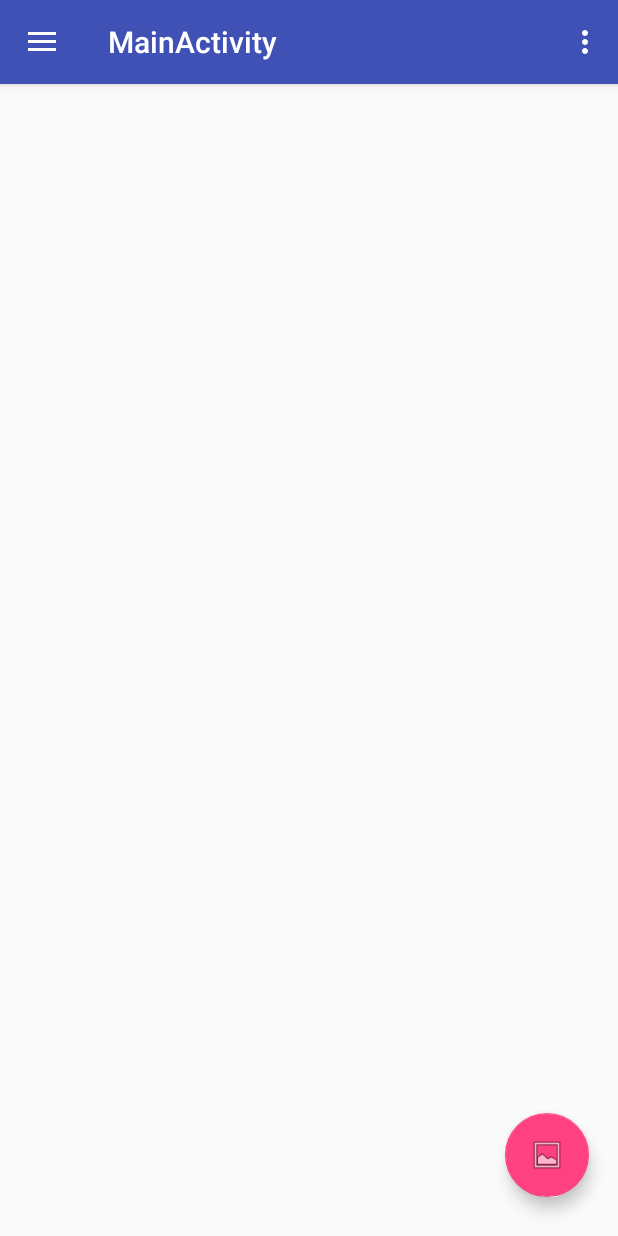
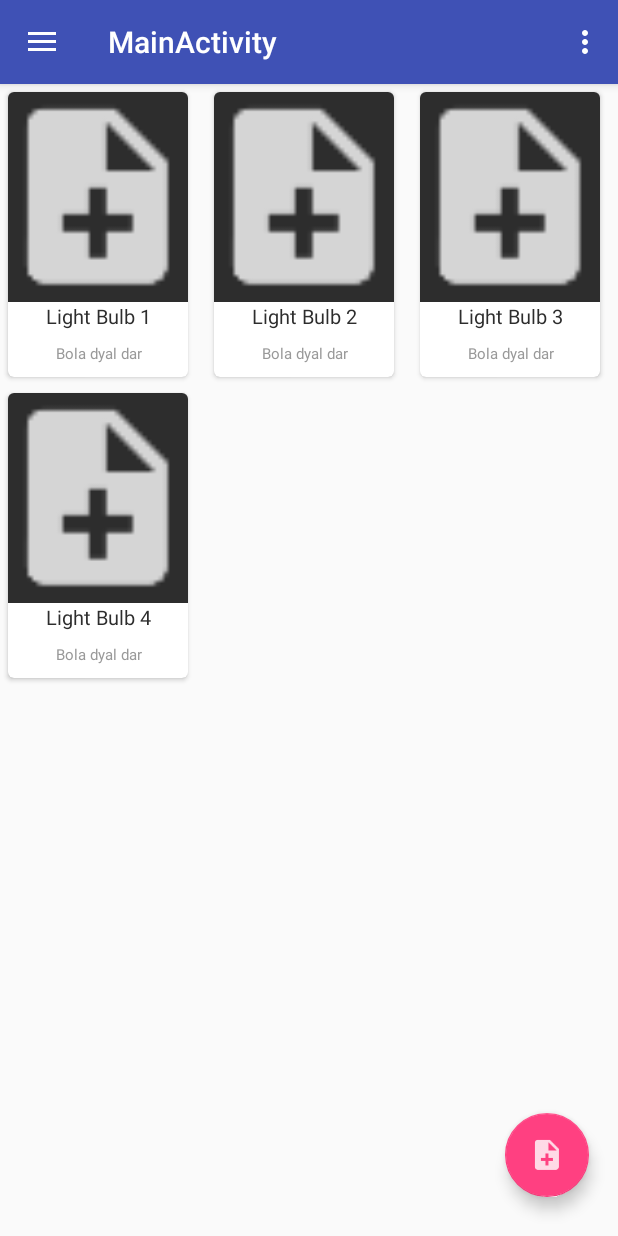
Before and after one commit to SeimuPVE/DomosSystemsV3, an Android app: the screen it shows after launch (MainActivity), after a tap on "LOGIN", on a phone screen of 412 x 824 dp. Run offline under Robolectric (Android 15) with nearby library versions, the phone set to English and light mode, and no system bars.

Commit message:
Module List

```diff
--- /dev/null
+++ b/DomosApp/app/src/main/java/com/ayoubidel/domosapp/adapters/RecyclerViewAdapter.java
@@ -0,0 +1,65 @@
+package com.ayoubidel.domosapp.adapters;
+
+import android.content.Context;
+import android.support.v7.widget.RecyclerView;
+import android.view.LayoutInflater;
+import android.view.View;
+import android.view.ViewGroup;
+import android.widget.ImageView;
+import android.widget.TextView;
+import com.ayoubidel.domosapp.R;
+import com.ayoubidel.domosapp.models.Module;
+import com.ayoubidel.domosapp.models.ModuleType;
+
+import java.util.List;
+
+public class RecyclerViewAdapter extends RecyclerView.Adapter<RecyclerViewAdapter.MyViewHolder> {
+
+    private Context context;
+    private List<Module> data;
+
+    public RecyclerViewAdapter(Context context, List<Module> data) {
+        this.context = context;
+        this.data = data;
+    }
+
+    @Override
+    public MyViewHolder onCreateViewHolder(ViewGroup parent, int viewType) {
+        View view;
+        LayoutInflater inflater = LayoutInflater.from(context);
+        view = inflater.inflate(R.layout.cardview_item_module, parent, false);
+        return new MyViewHolder(view);
+    }
+
+    @Override
+    public void onBindViewHolder(MyViewHolder holder, int position) {
+        holder.moduleLabel.setText(data.get(position).getLabel());
+        holder.moduleDescription.setText(data.get(position).getDescription());
+        if (data.get(position).getType().equals(ModuleType.LIGHT.toString())) {
+            holder.moduleImage.setImageResource(R.drawable.ic_action_add);
+        } else if (data.get(position).getType().equals(ModuleType.LED_STRIP.toString())) {
+            holder.moduleImage.setImageResource(R.drawable.ic_action_add);
+        } else if (data.get(position).getType().equals(ModuleType.ENV_SENSOR.toString())) {
+            holder.moduleImage.setImageResource(R.drawable.ic_action_add);
+        }
+    }
+
+    @Override
+    public int getItemCount() {
+        return data.size();
+    }
+
+    public static class MyViewHolder extends RecyclerView.ViewHolder {
+
+        TextView moduleLabel;
+        TextView moduleDescription;
+        ImageView moduleImage;
+
+        public MyViewHolder(View itemView) {
+            super(itemView);
+            moduleLabel = (TextView) itemView.findViewById(R.id.module_name_id);
+            moduleDescription = (TextView) itemView.findViewById(R.id.module_description_id);
+            moduleImage = (ImageView) itemView.findViewById(R.id.module_image_id);
+        }
+    }
+}
--- a/DomosApp/app/src/main/java/com/ayoubidel/domosapp/fragments/HomeFragment.java
+++ b/DomosApp/app/src/main/java/com/ayoubidel/domosapp/fragments/HomeFragment.java
@@ -2,19 +2,31 @@ package com.ayoubidel.domosapp.fragments;
 
 import android.app.Activity;
 import android.app.Fragment;
+import android.os.Build;
 import android.os.Bundle;
 import android.support.annotation.Nullable;
+import android.support.annotation.RequiresApi;
 import android.support.design.widget.FloatingActionButton;
 import android.support.design.widget.Snackbar;
+import android.support.v7.widget.GridLayoutManager;
+import android.support.v7.widget.RecyclerView;
 import android.view.LayoutInflater;
 import android.view.View;
 import android.view.ViewGroup;
 import com.ayoubidel.domosapp.R;
+import com.ayoubidel.domosapp.activities.MainActivity;
+import com.ayoubidel.domosapp.adapters.RecyclerViewAdapter;
+import com.ayoubidel.domosapp.models.Module;
+import com.ayoubidel.domosapp.models.ModuleType;
+
+import java.util.ArrayList;
+import java.util.List;
 
 public class HomeFragment extends Fragment {
 
     private View myView;
-    private  FloatingActionButton fab;
+    private FloatingActionButton fab;
+    private Activity myActivity;
 
 
     @Nullable
@@ -22,21 +34,30 @@ public class HomeFragment extends Fragment {
     public View onCreateView(LayoutInflater inflater, @Nullable ViewGroup container, Bundle savedInstanceState) {
         myView = inflater.inflate(R.layout.home_fragment, container, false);
 
-
         fab = (FloatingActionButton) myView.findViewById(R.id.fab);
         fab.setOnClickListener(new View.OnClickListener() {
             @Override
             public void onClick(View view) {
-                Snackbar.make(view, "Replace with your own action", Snackbar.LENGTH_LONG)
+                Snackbar.make(view, "Psksh", Snackbar.LENGTH_LONG)
                         .setAction("Action", null).show();
+
+                getFragmentManager().beginTransaction().replace(R.id.content_frame, new AddButtonFragment()).commit();
+
             }
         });
 
+        List<Module> modules = new ArrayList<>();
+        modules.add(new Module(ModuleType.LIGHT.toString(), "Light Bulb 1", "Bola dyal dar"));
+        modules.add(new Module(ModuleType.LIGHT.toString(), "Light Bulb 2", "Bola dyal dar"));
+        modules.add(new Module(ModuleType.LIGHT.toString(), "Light Bulb 3", "Bola dyal dar"));
+        modules.add(new Module(ModuleType.LIGHT.toString(), "Light Bulb 4", "Bola dyal dar"));
+
+        RecyclerView recyclerView = myView.findViewById(R.id.recyclerview_id);
+        RecyclerViewAdapter adapter = new RecyclerViewAdapter(myView.getContext(), modules);
+        recyclerView.setLayoutManager(new GridLayoutManager(myView.getContext(), 3));
+        recyclerView.setAdapter(adapter);
+        return myView;
+    }
 
 
-
-
-
-        return myView;
-    }
 }
--- /dev/null
+++ b/DomosApp/app/src/main/java/com/ayoubidel/domosapp/models/Module.java
@@ -0,0 +1,37 @@
+package com.ayoubidel.domosapp.models;
+
+public class Module {
+    private String type;
+    private String label;
+    private String description;
+
+    public Module(String type, String label, String description) {
+        this.type = type;
+        this.label = label;
+        this.description = description;
+    }
+
+    public String getType() {
+        return type;
+    }
+
+    public void setType(String type) {
+        this.type = type;
+    }
+
+    public String getLabel() {
+        return label;
+    }
+
+    public void setLabel(String label) {
+        this.label = label;
+    }
+
+    public String getDescription() {
+        return description;
+    }
+
+    public void setDescription(String description) {
+        this.description = description;
+    }
+}
--- /dev/null
+++ b/DomosApp/app/src/main/java/com/ayoubidel/domosapp/models/ModuleType.java
@@ -0,0 +1,5 @@
+package com.ayoubidel.domosapp.models;
+
+public enum ModuleType {
+    LIGHT, ENV_SENSOR, LED_STRIP
+}
--- /dev/null
+++ b/DomosApp/app/src/main/res/layout/cardview_item_module.xml
@@ -0,0 +1,39 @@
+<?xml version="1.0" encoding="utf-8"?>
+<android.support.v7.widget.CardView xmlns:android="http://schemas.android.com/apk/res/android"
+                                    android:id="@+id/module_cardview_id"
+                                    android:clickable="true"
+                                    android:foreground="?android:attr/selectableItemBackground"
+                                    android:layout_width="120dp"
+                                    android:layout_height="190dp"
+                                    xmlns:cardview="http://schemas.android.com/apk/res-auto"
+                                    android:layout_margin="5dp"
+                                    cardview:cardCornerRadius="4dp">
+
+    <LinearLayout android:orientation="vertical"
+                  android:layout_width="match_parent"
+                  android:layout_height="match_parent">
+        <ImageView android:id="@+id/module_image_id"
+                   android:layout_width="match_parent"
+                   android:layout_height="140dp"
+                   android:scaleType="centerCrop"
+                   android:background="#2d2D2D"
+        />
+        <TextView android:id="@+id/module_name_id"
+                  android:textSize="13sp"
+                  android:textColor="#2D2D2D"
+                  android:gravity="center"
+                  android:layout_width="match_parent"
+                  android:layout_height="wrap_content"
+                  android:text="Module name">
+
+        </TextView>
+        <TextView android:id="@+id/module_description_id"
+                  android:textSize="10sp"
+                  android:textColor="#999"
+                  android:gravity="center"
+                  android:layout_width="match_parent"
+                  android:layout_height="match_parent"
+                  android:text="Module description description description"/>
+    </LinearLayout>
+
+</android.support.v7.widget.CardView>
--- a/DomosApp/app/src/main/res/layout/home_fragment.xml
+++ b/DomosApp/app/src/main/res/layout/home_fragment.xml
@@ -3,22 +3,20 @@
                 xmlns:tools="http://schemas.android.com/tools" android:layout_width="match_parent"
                 android:layout_height="match_parent" xmlns:app="http://schemas.android.com/apk/res-auto">
 
+    <android.support.v7.widget.RecyclerView
+            android:id="@+id/recyclerview_id"
+            android:layout_width="match_parent"
+                                            android:layout_height="match_parent">
 
-    <TableLayout
-            android:layout_width="match_parent"
-            android:layout_height="match_parent"
-            android:id="@+id/layout_for_buttons"
-            android:stretchColumns="*"
-            android:layout_marginTop="1dp">
-
-    </TableLayout>
+    </android.support.v7.widget.RecyclerView>
 
     <android.support.design.widget.FloatingActionButton
             android:id="@+id/fab"
             android:layout_width="wrap_content"
             android:layout_height="wrap_content"
             android:layout_gravity="bottom|end"
-            app:srcCompat="@android:drawable/ic_menu_gallery" android:layout_marginRight="19dp"
+            app:srcCompat="@drawable/ic_action_add"
+            android:layout_marginRight="19dp"
             android:layout_marginBottom="26dp" android:layout_alignParentBottom="true"
             android:layout_alignParentRight="true" android:layout_alignParentEnd="true"
             android:layout_marginEnd="19dp"/>
--- a/DomosApp/app/src/main/res/values/strings.xml
+++ b/DomosApp/app/src/main/res/values/strings.xml
@@ -7,4 +7,7 @@
 
     <string name="action_settings">Settings</string>
     <string name="Add">Add</string>
+
+    <!-- TODO: Remove or change this placeholder text -->
+    <string name="hello_blank_fragment">Hello blank fragment</string>
 </resources>
```
